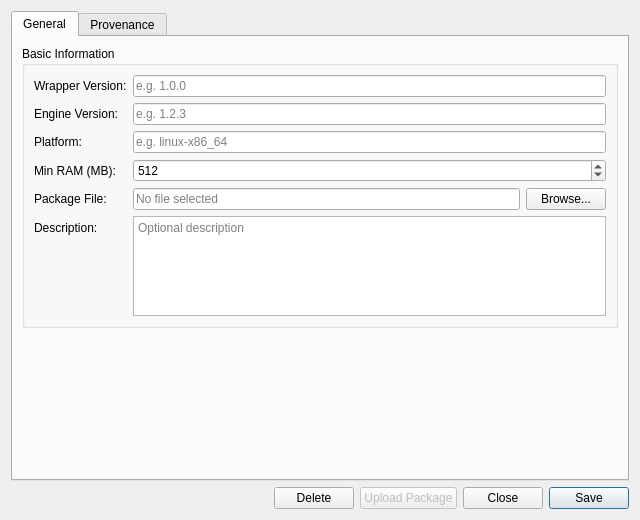
Old version of the form projects/ores.qt/ui/AppVersionDetailDialog.ui in the repository OreStudio/OreStudio.
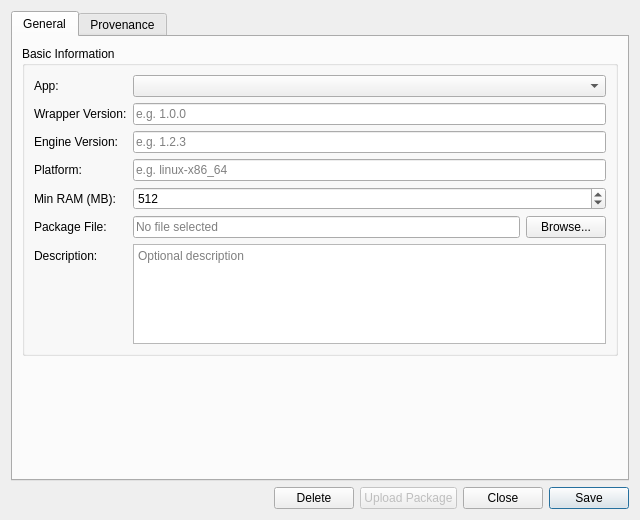
New version of the form. Custom widgets are drawn as their Qt base class.

Commit message:
[qt] Add app combo box to AppVersionDetailDialog
Replace absent app_id field with an async-loaded QComboBox. Apps are
fetched via list_apps_request when the client manager is set. The
combo selection is persisted to app_version_.app_id on save and
validated as a required field.

What changed in the file:
```diff
--- a/projects/ores.qt/ui/AppVersionDetailDialog.ui
+++ b/projects/ores.qt/ui/AppVersionDetailDialog.ui
@@ -31,41 +31,51 @@
          <property name="title"><string>Basic Information</string></property>
          <layout class="QFormLayout" name="formLayout">
           <item row="0" column="0">
+           <widget class="QLabel" name="labelApp">
+            <property name="text"><string>App:</string></property>
+           </widget>
+          </item>
+          <item row="0" column="1">
+           <widget class="QComboBox" name="appCombo">
+            <property name="toolTip"><string>Parent application for this version</string></property>
+           </widget>
+          </item>
+          <item row="1" column="0">
            <widget class="QLabel" name="labelWrapperVersion">
             <property name="text"><string>Wrapper Version:</string></property>
            </widget>
           </item>
-          <item row="0" column="1">
+          <item row="1" column="1">
            <widget class="QLineEdit" name="codeEdit">
             <property name="placeholderText"><string>e.g. 1.0.0</string></property>
            </widget>
           </item>
-          <item row="1" column="0">
+          <item row="2" column="0">
            <widget class="QLabel" name="labelEngineVersion">
             <property name="text"><string>Engine Version:</string></property>
            </widget>
           </item>
-          <item row="1" column="1">
+          <item row="2" column="1">
            <widget class="QLineEdit" name="nameEdit">
             <property name="placeholderText"><string>e.g. 1.2.3</string></property>
            </widget>
           </item>
-          <item row="2" column="0">
+          <item row="3" column="0">
            <widget class="QLabel" name="labelPlatform">
             <property name="text"><string>Platform:</string></property>
            </widget>
           </item>
-          <item row="2" column="1">
+          <item row="3" column="1">
            <widget class="QLineEdit" name="platformEdit">
             <property name="placeholderText"><string>e.g. linux-x86_64</string></property>
            </widget>
           </item>
-          <item row="3" column="0">
+          <item row="4" column="0">
            <widget class="QLabel" name="labelMinRam">
             <property name="text"><string>Min RAM (MB):</string></property>
            </widget>
           </item>
-          <item row="3" column="1">
+          <item row="4" column="1">
            <widget class="QSpinBox" name="minRamSpinBox">
             <property name="minimum"><number>0</number></property>
             <property name="maximum"><number>1048576</number></property>
@@ -73,12 +83,12 @@
             <property name="value"><number>512</number></property>
            </widget>
           </item>
-          <item row="4" column="0">
+          <item row="5" column="0">
            <widget class="QLabel" name="labelPackageFile">
             <property name="text"><string>Package File:</string></property>
            </widget>
           </item>
-          <item row="4" column="1">
+          <item row="5" column="1">
            <layout class="QHBoxLayout" name="packageLayout">
             <item>
              <widget class="QLineEdit" name="packageFilePathEdit">
@@ -94,12 +104,12 @@
             </item>
            </layout>
           </item>
-          <item row="5" column="0">
+          <item row="6" column="0">
            <widget class="QLabel" name="labelDescription">
             <property name="text"><string>Description:</string></property>
            </widget>
           </item>
-          <item row="5" column="1">
+          <item row="6" column="1">
            <widget class="QPlainTextEdit" name="descriptionEdit">
             <property name="minimumSize">
              <size><width>0</width><height>60</height></size>
```
The commit also changes 2 other files.
